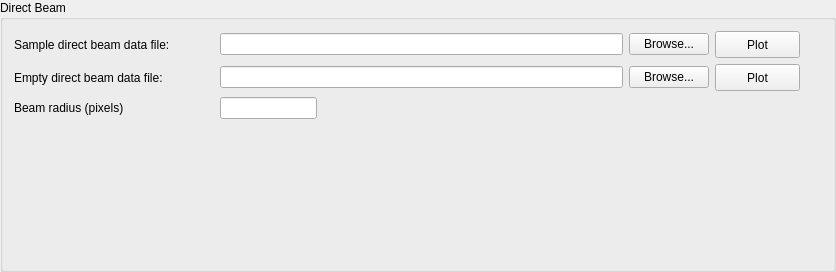
The window that Code/Mantid/scripts/Interface/ui/sans/trans_direct_beam.ui (mantidproject/mantid) describes before a commit, drawn with Qt 5.
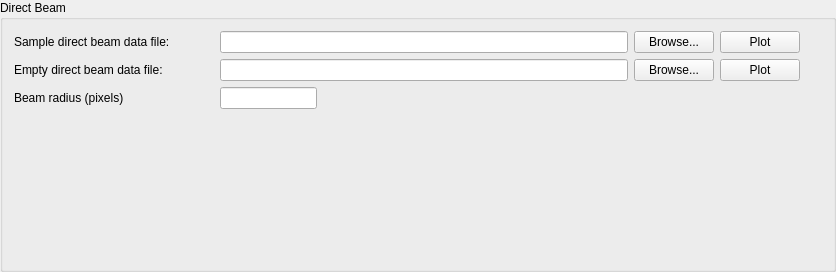
The same window after the commit.

Patch:
```diff
--- a/Code/Mantid/scripts/Interface/ui/sans/trans_direct_beam.ui
+++ b/Code/Mantid/scripts/Interface/ui/sans/trans_direct_beam.ui
@@ -195,14 +195,14 @@
       <widget class="QPushButton" name="sample_plot">
        <property name="minimumSize">
         <size>
-         <width>85</width>
-         <height>27</height>
+         <width>0</width>
+         <height>0</height>
         </size>
        </property>
        <property name="maximumSize">
         <size>
-         <width>85</width>
-         <height>27</height>
+         <width>16777215</width>
+         <height>16777215</height>
         </size>
        </property>
        <property name="toolTip">
@@ -217,8 +217,8 @@
       <widget class="QPushButton" name="direct_plot">
        <property name="minimumSize">
         <size>
-         <width>85</width>
-         <height>27</height>
+         <width>0</width>
+         <height>0</height>
         </size>
        </property>
        <property name="maximumSize">
```
